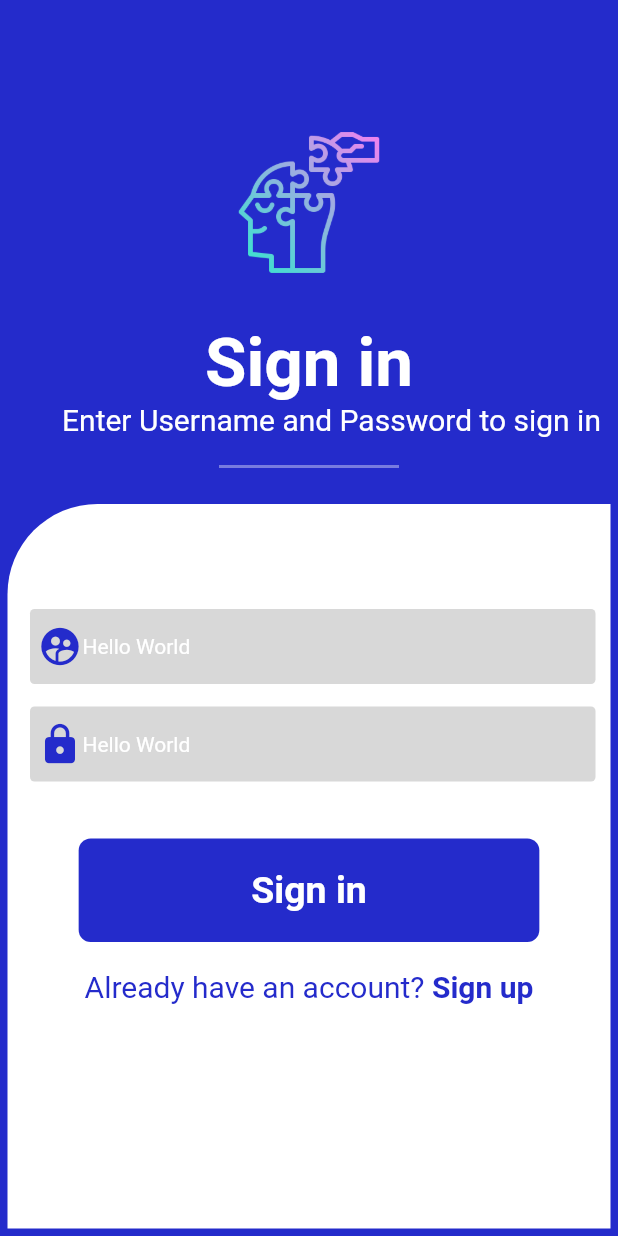
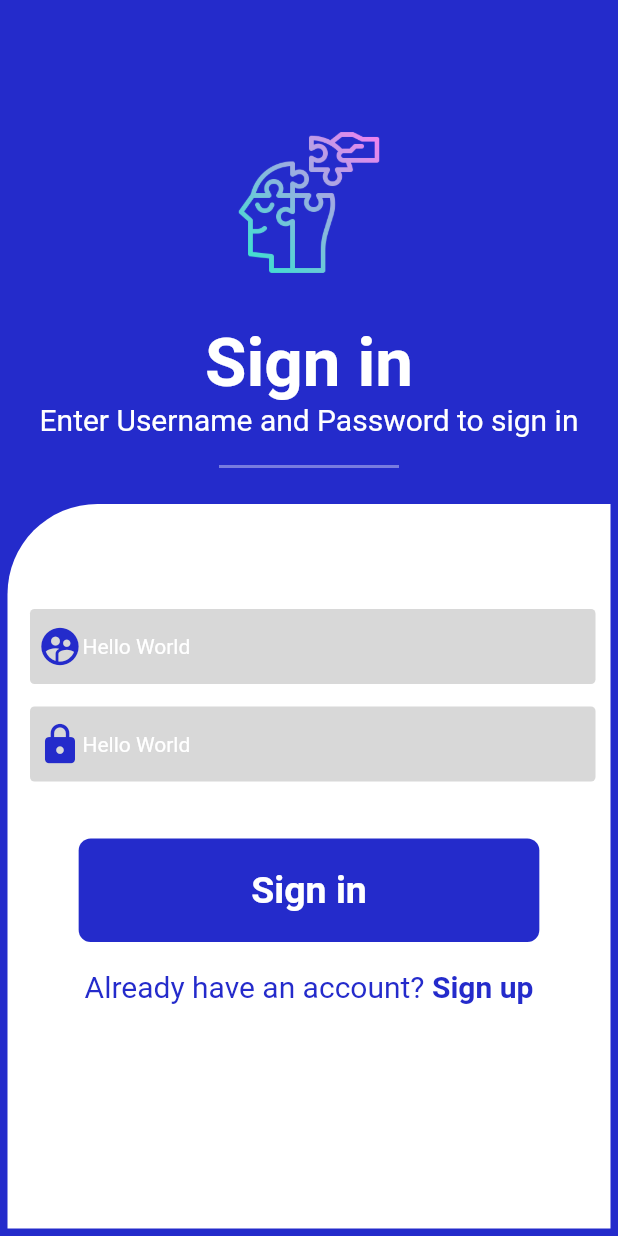
Before and after one commit to AmanuelFeyissa/Wellness-Ethiopia, a Flutter app: the screen it shows after launch, on a phone screen of 412 x 824 dp. Run offline on Flutter 3.47's test engine with Material 2 defaults, Android fonts, the phone set to English and light mode, and no system bars.

Commit message:
Update signin_page.dart
deleted the margin for text under sign in

```diff
--- a/wellness_ethiopia/lib/screens/signin_page.dart
+++ b/wellness_ethiopia/lib/screens/signin_page.dart
@@ -35,7 +35,6 @@ class SignInPage extends StatelessWidget {
           // description on register
           Center(
             child: Container(
-              margin: EdgeInsets.only(left: 30.0),
               child: Text(
                 'Enter Username and Password to sign in',
                 style: TextStyle(
```
